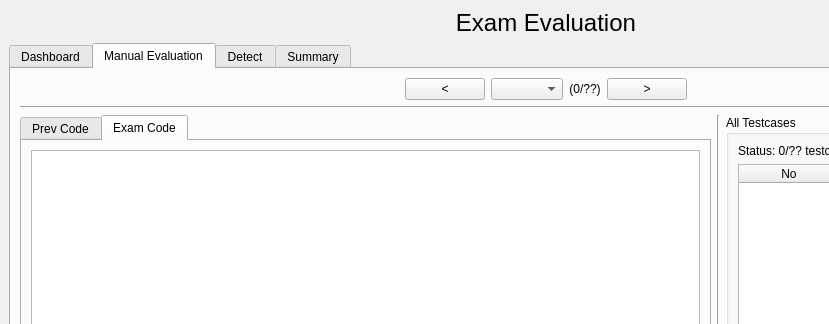
Qt form src/SmartXm-CSEKU/evaluation.ui (KaziRifatMorshed/SmartXm) before a commit; both pictures show x 0 to 829 and y 0 to 324 of the 1092 by 708 pixel window.
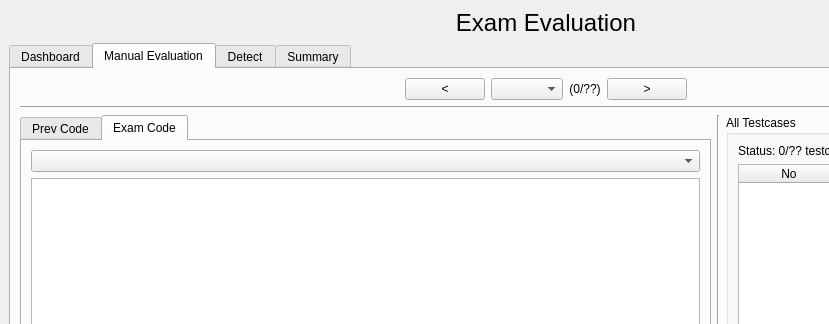
The same form after that commit. The open tabs and pages were chosen to show the change.

What changed in the file:
```diff
--- a/src/SmartXm-CSEKU/evaluation.ui
+++ b/src/SmartXm-CSEKU/evaluation.ui
@@ -250,6 +250,9 @@
                 <string>Exam Code</string>
                </attribute>
                <layout class="QVBoxLayout" name="verticalLayout_6">
+                <item>
+                 <widget class="QComboBox" name="selectExamCode_comboBox_2"/>
+                </item>
                 <item>
                  <widget class="QTextEdit" name="examCode_textEdit">
                   <property name="readOnly">
```
Left out of the diff: 7 changed lines with no effect on the pictures.
